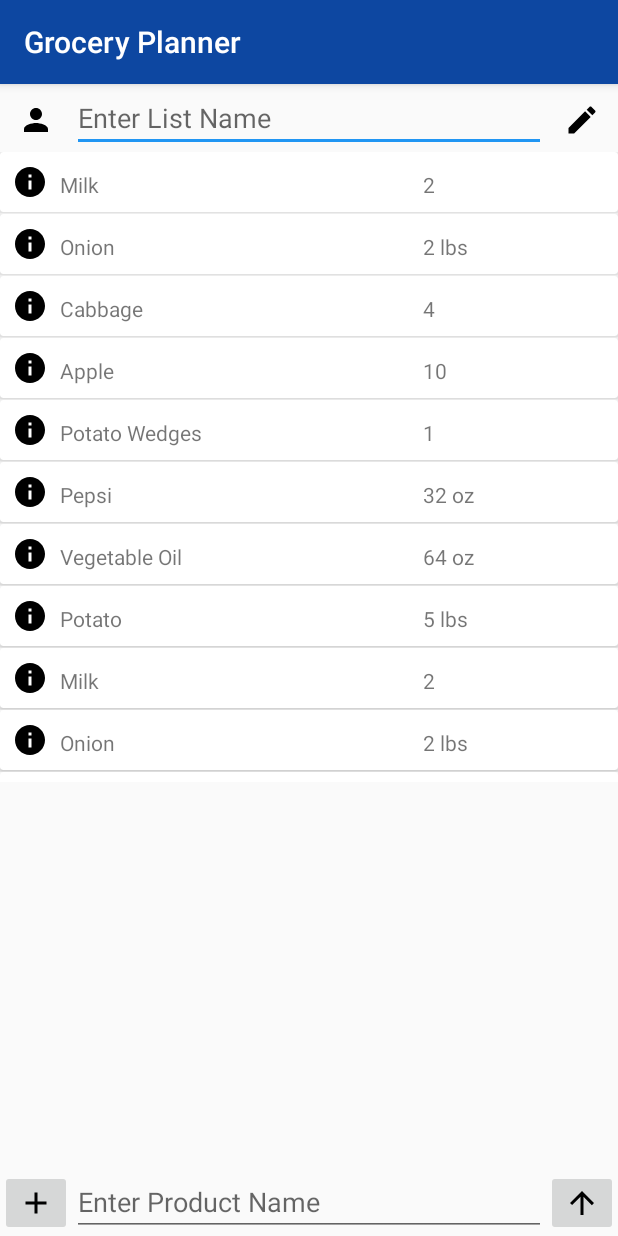
After one commit to vaibhavnaikprojects/GroceryPlanner, an Android app: the PersonalListActivity screen opened directly, with no data from a screen before it, on a phone screen of 412 x 824 dp. The commit adds this screen. Run offline under Robolectric (Android 15) with nearby library versions, the phone set to English and light mode, and no system bars; our stand-ins replace Firebase (no records; nobody signed in at launch, a user with empty details on screens opened directly).

Commit message:
New List Structure

```diff
--- a/app/build.gradle
+++ b/app/build.gradle
@@ -2,7 +2,7 @@ apply plugin: 'com.android.application'
 
 android {
     compileSdkVersion 26
-    buildToolsVersion "26.0.1"
+    buildToolsVersion '26.0.2'
     defaultConfig {
         applicationId "edu.uta.groceryplanner"
         minSdkVersion 23
--- a/app/src/main/AndroidManifest.xml
+++ b/app/src/main/AndroidManifest.xml
@@ -28,7 +28,8 @@
         <activity
             android:name=".HomeActivity"
             android:label="@string/title_activity_home" />
-        <activity android:name=".InviteActivity"></activity>
+        <activity android:name=".InviteActivity" />
+        <activity android:name=".PersonalListActivity"></activity>
     </application>
 
 </manifest>
--- a/app/src/main/java/edu/uta/groceryplanner/DraftFragment.java
+++ b/app/src/main/java/edu/uta/groceryplanner/DraftFragment.java
@@ -83,6 +83,7 @@ public class DraftFragment extends Fragment implements View.OnClickListener{
                 animateFAB();
                 break;
             case R.id.personalFab:
+                startActivity(new Intent(getContext(),PersonalListActivity.class));
                 break;
             case R.id.groupFab:
                 break;
--- /dev/null
+++ b/app/src/main/java/edu/uta/groceryplanner/PersonalListActivity.java
@@ -0,0 +1,67 @@
+package edu.uta.groceryplanner;
+
+import android.content.Intent;
+import android.os.Bundle;
+import android.support.v7.app.AppCompatActivity;
+import android.support.v7.widget.DefaultItemAnimator;
+import android.support.v7.widget.LinearLayoutManager;
+import android.support.v7.widget.RecyclerView;
+
+import com.google.firebase.auth.FirebaseAuth;
+
+import java.util.ArrayList;
+import java.util.List;
+
+import edu.uta.groceryplanner.adapters.ProductAdapter;
+import edu.uta.groceryplanner.beans.ProductBean;
+
+public class PersonalListActivity extends AppCompatActivity {
+    private RecyclerView recyclerView;
+    private RecyclerView.Adapter adapter;
+    private List<ProductBean> beanList;
+    private FirebaseAuth firebaseAuth;
+
+    @Override
+    protected void onCreate(Bundle savedInstanceState) {
+        super.onCreate(savedInstanceState);
+        firebaseAuth=FirebaseAuth.getInstance();
+        if(firebaseAuth==null){
+            startActivity(new Intent(getBaseContext(),LoginActivity.class));
+        }
+        setContentView(R.layout.activity_personal_list);
+        recyclerView= (RecyclerView) findViewById(R.id.listRecyclerView);
+        recyclerView.setHasFixedSize(true);
+        recyclerView.setLayoutManager(new LinearLayoutManager(getBaseContext()));
+        beanList=new ArrayList<ProductBean>();
+        beanList.add(new ProductBean(1,"Milk",1,"2"));
+        beanList.add(new ProductBean(1,"Onion",1,"2 lbs"));
+        beanList.add(new ProductBean(1,"Cabbage",1,"4"));
+        beanList.add(new ProductBean(1,"Apple",1,"10"));
+        beanList.add(new ProductBean(1,"Potato Wedges",1,"1"));
+        beanList.add(new ProductBean(1,"Pepsi",1,"32 oz"));
+        beanList.add(new ProductBean(1,"Vegetable Oil",1,"64 oz"));
+        beanList.add(new ProductBean(1,"Potato",2,"5 lbs"));
+
+        beanList.add(new ProductBean(1,"Milk",1,"2"));
+        beanList.add(new ProductBean(1,"Onion",1,"2 lbs"));
+        beanList.add(new ProductBean(1,"Cabbage",1,"4"));
+        beanList.add(new ProductBean(1,"Apple",1,"10"));
+        beanList.add(new ProductBean(1,"Potato Wedges",1,"1"));
+        beanList.add(new ProductBean(1,"Pepsi",1,"32 oz"));
+        beanList.add(new ProductBean(1,"Vegetable Oil",1,"64 oz"));
+        beanList.add(new ProductBean(1,"Potato",2,"5 lbs"));
+
+        beanList.add(new ProductBean(1,"Milk",1,"2"));
+        beanList.add(new ProductBean(1,"Onion",1,"2 lbs"));
+        beanList.add(new ProductBean(1,"Cabbage",1,"4"));
+        beanList.add(new ProductBean(1,"Apple",1,"10"));
+        beanList.add(new ProductBean(1,"Potato Wedges",1,"1"));
+        beanList.add(new ProductBean(1,"Pepsi",1,"32 oz"));
+        beanList.add(new ProductBean(1,"Vegetable Oil",1,"64 oz"));
+        beanList.add(new ProductBean(1,"Potato",2,"5 lbs"));
+
+        adapter=new ProductAdapter(beanList,getBaseContext(),firebaseAuth);
+        recyclerView.setItemAnimator(new DefaultItemAnimator());
+        recyclerView.setAdapter(adapter);
+    }
+}
--- a/app/src/main/java/edu/uta/groceryplanner/ReadyFragment.java
+++ b/app/src/main/java/edu/uta/groceryplanner/ReadyFragment.java
@@ -14,6 +14,7 @@ import android.view.ViewGroup;
 
 import com.google.firebase.auth.FirebaseAuth;
 
+import java.util.ArrayList;
 import java.util.List;
 
 import edu.uta.groceryplanner.adapters.BuyListAdapter;
@@ -45,6 +46,7 @@ public class ReadyFragment extends Fragment {
         recyclerView=view.findViewById(R.id.readyRecyclerView);
         recyclerView.setHasFixedSize(true);
         recyclerView.setLayoutManager(new LinearLayoutManager(getContext()));
+        beanList=new ArrayList<ListBean>();
         adapter=new BuyListAdapter(beanList,getContext(),firebaseAuth);
         recyclerView.setItemAnimator(new DefaultItemAnimator());
         recyclerView.setAdapter(adapter);
--- /dev/null
+++ b/app/src/main/java/edu/uta/groceryplanner/adapters/ProductAdapter.java
@@ -0,0 +1,79 @@
+package edu.uta.groceryplanner.adapters;
+
+import android.content.Context;
+import android.support.v7.widget.RecyclerView;
+import android.view.LayoutInflater;
+import android.view.View;
+import android.view.ViewGroup;
+import android.widget.ImageView;
+import android.widget.LinearLayout;
+import android.widget.TextView;
+
+import com.google.firebase.auth.FirebaseAuth;
+
+import java.util.List;
+
+import edu.uta.groceryplanner.R;
+import edu.uta.groceryplanner.beans.ProductBean;
+
+/**
+ * Created by Vaibhav's Console on 10/30/2017.
+ */
+
+public class ProductAdapter extends RecyclerView.Adapter<ProductAdapter.ViewHolder> {
+    private List<ProductBean> productBeans;
+    private Context context;
+    private FirebaseAuth firebaseAuth;
+    private BuyListAdapter.OnItemClickListener mItemClickListener;
+
+    public ProductAdapter(List<ProductBean> productBeans, Context context,FirebaseAuth firebaseAuth){
+        this.productBeans=productBeans;
+        this.context=context;
+        this.firebaseAuth=firebaseAuth;
+    }
+
+    class ViewHolder extends RecyclerView.ViewHolder implements View.OnClickListener{
+        private LinearLayout draftProductItem;
+        private ImageView imageViewInfoItem;
+        private TextView productName, productQuantity;
+        public ViewHolder(View itemView) {
+            super(itemView);
+            draftProductItem= itemView.findViewById(R.id.draftProductItem);
+            imageViewInfoItem= itemView.findViewById(R.id.imageViewInfoItem);
+            productName= itemView.findViewById(R.id.textViewInfoItem);
+            productQuantity= itemView.findViewById(R.id.quantity);
+            draftProductItem.setOnClickListener(this);
+        }
+        @Override
+        public void onClick(View view) {
+            if (mItemClickListener != null) mItemClickListener.onItemClick(itemView,getPosition());
+        }
+    }
+
+
+
+    @Override
+    public ProductAdapter.ViewHolder onCreateViewHolder(ViewGroup parent, int viewType) {
+        return new ProductAdapter.ViewHolder(LayoutInflater.from(parent.getContext()).inflate(R.layout.draft_product_list_item,parent,false));
+    }
+
+    @Override
+    public void onBindViewHolder(ProductAdapter.ViewHolder holder, int position) {
+        ProductBean productBean=productBeans.get(position);
+        holder.productName.setText(productBean.getProductName());
+        holder.productQuantity.setText(productBean.getQuantity()+"");
+
+    }
+
+    public interface OnItemClickListener {
+        void onItemClick(View view, int position);
+    }
+    public void setOnItemClickListener(BuyListAdapter.OnItemClickListener onItemClickListener) {
+        this.mItemClickListener = onItemClickListener;
+    }
+
+    @Override
+    public int getItemCount() {
+        return productBeans.size();
+    }
+}
--- /dev/null
+++ b/app/src/main/java/edu/uta/groceryplanner/beans/ProductBean.java
@@ -0,0 +1,90 @@
+package edu.uta.groceryplanner.beans;
+
+/**
+ * Created by Vaibhav's Console on 10/30/2017.
+ */
+
+public class ProductBean {
+    private int productId;
+    private String productName;
+    private int productTypeId;
+    private String productTypeName;
+    private String quantity;
+    private double rate;
+    private double cost;
+
+    public ProductBean(){
+
+    }
+    public ProductBean(int productId, String productName, int productTypeId, String quantity) {
+        this.productId = productId;
+        this.productName = productName;
+        this.productTypeId = productTypeId;
+        this.quantity = quantity;
+    }
+
+    public ProductBean(int productId, String productName, int productTypeId, String quantity, double rate, double cost) {
+        this.productId = productId;
+        this.productName = productName;
+        this.productTypeId = productTypeId;
+        this.quantity = quantity;
+        this.rate = rate;
+        this.cost = cost;
+    }
+
+    public int getProductId() {
+        return productId;
+    }
+
+    public void setProductId(int productId) {
+        this.productId = productId;
+    }
+
+    public String getProductName() {
+        return productName;
+    }
+
+    public void setProductName(String productName) {
+        this.productName = productName;
+    }
+
+    public int getProductTypeId() {
+        return productTypeId;
+    }
+
+    public void setProductTypeId(int productTypeId) {
+        this.productTypeId = productTypeId;
+    }
+
+    public String getProductTypeName() {
+        return productTypeName;
+    }
+
+    public void setProductTypeName(String productTypeName) {
+        this.productTypeName = productTypeName;
+    }
+
+    public String getQuantity() {
+        return quantity;
+    }
+
+    public void setQuantity(String quantity) {
+        this.quantity = quantity;
+    }
+
+    public double getRate() {
+        return rate;
+    }
+
+    public void setRate(double rate) {
+        this.rate = rate;
+    }
+
+    public double getCost() {
+        return cost;
+    }
+
+    public void setCost(double cost) {
+        this.cost = cost;
+    }
+}
--- /dev/null
+++ b/app/src/main/res/drawable/ic_add_black_24dp.xml
@@ -0,0 +1,9 @@
+<vector xmlns:android="http://schemas.android.com/apk/res/android"
+        android:width="24dp"
+        android:height="24dp"
+        android:viewportWidth="24.0"
+        android:viewportHeight="24.0">
+    <path
+        android:fillColor="#000"
+        android:pathData="M19,13h-6v6h-2v-6H5v-2h6V5h2v6h6v2z"/>
+</vector>
--- /dev/null
+++ b/app/src/main/res/drawable/ic_arrow_downward_black_24dp.xml
@@ -0,0 +1,9 @@
+<vector xmlns:android="http://schemas.android.com/apk/res/android"
+        android:width="24dp"
+        android:height="24dp"
+        android:viewportWidth="24.0"
+        android:viewportHeight="24.0">
+    <path
+        android:pathData="M20,12l-1.41,-1.41L13,16.17V4h-2v12.17l-5.58,-5.59L4,12l8,8 8,-8z"
+        android:fillColor="#010101"/>
+</vector>
--- /dev/null
+++ b/app/src/main/res/drawable/ic_arrow_upward_black_24dp.xml
@@ -0,0 +1,9 @@
+<vector xmlns:android="http://schemas.android.com/apk/res/android"
+        android:width="24dp"
+        android:height="24dp"
+        android:viewportWidth="24.0"
+        android:viewportHeight="24.0">
+    <path
+        android:fillColor="#FF000000"
+        android:pathData="M4,12l1.41,1.41L11,7.83V20h2V7.83l5.58,5.59L20,12l-8,-8 -8,8z"/>
+</vector>
--- /dev/null
+++ b/app/src/main/res/drawable/ic_check_black_24dp.xml
@@ -0,0 +1,9 @@
+<vector xmlns:android="http://schemas.android.com/apk/res/android"
+        android:width="24dp"
+        android:height="24dp"
+        android:viewportWidth="24.0"
+        android:viewportHeight="24.0">
+    <path
+        android:fillColor="#FF000000"
+        android:pathData="M9,16.17L4.83,12l-1.42,1.41L9,19 21,7l-1.41,-1.41z"/>
+</vector>
--- /dev/null
+++ b/app/src/main/res/drawable/ic_close_black_24dp.xml
@@ -0,0 +1,9 @@
+<vector xmlns:android="http://schemas.android.com/apk/res/android"
+        android:width="24dp"
+        android:height="24dp"
+        android:viewportWidth="24.0"
+        android:viewportHeight="24.0">
+    <path
+        android:fillColor="#FF000000"
+        android:pathData="M19,6.41L17.59,5 12,10.59 6.41,5 5,6.41 10.59,12 5,17.59 6.41,19 12,13.41 17.59,19 19,17.59 13.41,12z"/>
+</vector>
--- /dev/null
+++ b/app/src/main/res/drawable/ic_create_black_24dp.xml
@@ -0,0 +1,9 @@
+<vector xmlns:android="http://schemas.android.com/apk/res/android"
+        android:width="24dp"
+        android:height="24dp"
+        android:viewportWidth="24.0"
+        android:viewportHeight="24.0">
+    <path
+        android:fillColor="#FF000000"
+        android:pathData="M3,17.25V21h3.75L17.81,9.94l-3.75,-3.75L3,17.25zM20.71,7.04c0.39,-0.39 0.39,-1.02 0,-1.41l-2.34,-2.34c-0.39,-0.39 -1.02,-0.39 -1.41,0l-1.83,1.83 3.75,3.75 1.83,-1.83z"/>
+</vector>
--- /dev/null
+++ b/app/src/main/res/drawable/ic_person_black_24dp.xml
@@ -0,0 +1,9 @@
+<vector xmlns:android="http://schemas.android.com/apk/res/android"
+        android:width="24dp"
+        android:height="24dp"
+        android:viewportWidth="24.0"
+        android:viewportHeight="24.0">
+    <path
+        android:fillColor="#000"
+        android:pathData="M12,12c2.21,0 4,-1.79 4,-4s-1.79,-4 -4,-4 -4,1.79 -4,4 1.79,4 4,4zM12,14c-2.67,0 -8,1.34 -8,4v2h16v-2c0,-2.66 -5.33,-4 -8,-4z"/>
+</vector>
--- /dev/null
+++ b/app/src/main/res/layout/activity_personal_list.xml
@@ -0,0 +1,83 @@
+<?xml version="1.0" encoding="utf-8"?>
+<RelativeLayout xmlns:android="http://schemas.android.com/apk/res/android"
+    xmlns:app="http://schemas.android.com/apk/res-auto"
+    xmlns:tools="http://schemas.android.com/tools"
+    android:layout_width="match_parent"
+    android:layout_height="match_parent"
+    tools:context="edu.uta.groceryplanner.PersonalListActivity">
+
+
+    <ImageView
+        android:id="@+id/imageView1"
+        android:layout_width="wrap_content"
+        android:layout_height="wrap_content"
+        android:layout_alignParentStart="true"
+        android:layout_alignParentTop="true"
+        android:padding="12dp"
+        app:srcCompat="@drawable/ic_person_black_24dp" />
+
+
+    <ImageView
+        android:id="@+id/imageViewCreate"
+        android:layout_width="wrap_content"
+        android:layout_height="wrap_content"
+        android:layout_alignParentEnd="true"
+        android:layout_alignParentTop="true"
+        android:padding="12dp"
+        app:srcCompat="@drawable/ic_create_black_24dp" />
+
+    <EditText
+        android:id="@+id/textListName"
+        android:layout_width="wrap_content"
+        android:layout_height="wrap_content"
+        android:layout_alignParentTop="true"
+        android:layout_toEndOf="@+id/imageView1"
+        android:layout_toStartOf="@+id/imageViewCreate"
+        android:ems="10"
+        android:hint="Enter List Name" />
+
+    <LinearLayout
+        android:id="@+id/addList"
+        android:layout_width="match_parent"
+        android:layout_height="420dp"
+        android:layout_alignParentStart="true"
+        android:layout_below="@+id/textListName"
+        android:orientation="vertical">
+
+        <android.support.v7.widget.RecyclerView
+            android:id="@+id/listRecyclerView"
+            android:layout_width="match_parent"
+            android:layout_height="match_parent">
+
+        </android.support.v7.widget.RecyclerView>
+    </LinearLayout>
+
+    <ImageButton
+        android:id="@+id/imageButtonAddPredifined"
+        android:layout_width="wrap_content"
+        android:layout_height="wrap_content"
+        android:layout_alignParentBottom="true"
+        android:layout_alignParentStart="true"
+        app:srcCompat="@drawable/ic_add_black_24dp" />
+
+    <EditText
+        android:id="@+id/addProduct"
+        android:layout_width="wrap_content"
+        android:layout_height="wrap_content"
+        android:layout_alignParentBottom="true"
+        android:ems="10"
+        android:layout_toEndOf="@+id/imageButtonAddPredifined"
+        android:layout_toStartOf="@+id/imageButtonMenu"
+        android:hint="Enter Product Name"
+        android:inputType="textPersonName" />
+
+    <ImageButton
+        android:id="@+id/imageButtonMenu"
+        android:layout_width="wrap_content"
+        android:layout_height="wrap_content"
+        android:layout_alignParentBottom="true"
+        android:layout_alignParentEnd="true"
+        app:srcCompat="@drawable/ic_arrow_upward_black_24dp" />
+
+
+</RelativeLayout>
--- /dev/null
+++ b/app/src/main/res/layout/draft_product_list_item.xml
@@ -0,0 +1,51 @@
+<?xml version="1.0" encoding="utf-8"?>
+<LinearLayout xmlns:android="http://schemas.android.com/apk/res/android"
+    android:orientation="vertical"
+    android:layout_width="match_parent"
+    android:layout_height="wrap_content">
+    <android.support.v7.widget.CardView
+        android:layout_height="match_parent"
+        android:layout_width="match_parent"
+        android:layout_marginBottom="1dp">
+        <LinearLayout
+            android:id="@+id/draftProductItem"
+            android:layout_width="match_parent"
+            android:layout_height="match_parent">
+
+            <ImageView
+                android:id="@+id/imageViewInfoItem"
+                android:layout_width="wrap_content"
+                android:layout_height="wrap_content"
+                android:layout_marginBottom="8dp"
+                android:layout_marginLeft="8dp"
+                android:layout_marginTop="8dp"
+                android:src="@drawable/ic_info_black_24dp" />
+
+            <TextView
+                android:id="@+id/textViewInfoItem"
+                android:layout_width="226dp"
+                android:layout_height="wrap_content"
+                android:layout_marginBottom="@dimen/text_margin"
+                android:layout_marginLeft="@dimen/text_margin"
+                android:layout_marginRight="8dp"
+                android:layout_marginTop="12dp"
+                android:text="@string/app_name"
+                android:textAppearance="@style/Base.TextAppearance.AppCompat.Small" />
+
+            <TextView
+                android:id="@+id/quantity"
+                android:layout_width="wrap_content"
+                android:layout_height="wrap_content"
+                android:layout_weight="1"
+                android:layout_marginBottom="@dimen/text_margin"
+                android:layout_marginLeft="@dimen/text_margin"
+                android:layout_marginRight="8dp"
+                android:layout_marginTop="12dp"
+                android:text="TextView"
+                android:textAppearance="@style/Base.TextAppearance.AppCompat.Small"/>
+
+
+        </LinearLayout>
+    </android.support.v7.widget.CardView>
+
+</LinearLayout>
--- a/app/src/main/res/layout/info_list_item.xml
+++ b/app/src/main/res/layout/info_list_item.xml
@@ -11,21 +11,22 @@
             <LinearLayout
                 android:layout_width="match_parent"
                 android:layout_height="match_parent">
+
                 <ImageView
                     android:id="@+id/imageViewInfoItem"
-                    android:layout_width="36dp"
-                    android:layout_height="36dp"
+                    android:layout_width="wrap_content"
+                    android:layout_height="wrap_content"
+                    android:layout_marginBottom="@dimen/text_margin"
+                    android:layout_marginLeft="@dimen/activity_horizontal_margin"
                     android:layout_marginTop="@dimen/text_margin"
-                    android:layout_marginLeft="@dimen/activity_horizontal_margin"
-                    android:layout_marginBottom="@dimen/text_margin"
-                    android:src="@drawable/ic_info_black_24dp"/>
+                    android:src="@drawable/ic_info_black_24dp" />
                 <TextView
                     android:layout_width="match_parent"
                     android:layout_height="match_parent"
                     android:layout_marginRight="8dp"
-                    android:layout_marginTop="14dp"
-                    android:layout_marginLeft="@dimen/text_margin"
-                    android:layout_marginBottom="@dimen/text_margin"
+                    android:layout_marginTop="8dp"
+                    android:layout_marginLeft="8dp"
+                    android:layout_marginBottom="8dp"
                     android:text="@string/app_name"
                     android:textAppearance="@style/Base.TextAppearance.AppCompat.Medium"
                     android:id="@+id/textViewInfoItem"/>
--- a/build.gradle
+++ b/build.gradle
@@ -5,7 +5,7 @@ buildscript {
         jcenter()
     }
     dependencies {
-        classpath 'com.android.tools.build:gradle:2.3.3'
+        classpath 'com.android.tools.build:gradle:3.0.0'
         classpath 'com.google.gms:google-services:3.1.0'
         // NOTE: Do not place your application dependencies here; they belong
         // in the individual module build.gradle files
```
Also changed, not shown: gradle/wrapper/gradle-wrapper.properties.
